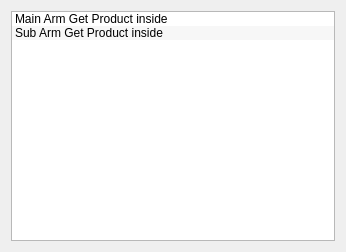
First picture: the form in hcinstruction/icflagseditor.ui, repository GaussCheng/2-5AxisPunch, before the edit.
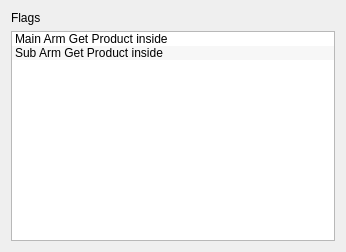
Second picture: the form after the edit.

```diff
--- a/hcinstruction/icflagseditor.ui
+++ b/hcinstruction/icflagseditor.ui
@@ -14,6 +14,13 @@
    <string>Form</string>
   </property>
   <layout class="QVBoxLayout" name="verticalLayout">
+   <item>
+    <widget class="QLabel" name="label">
+     <property name="text">
+      <string>Flags</string>
+     </property>
+    </widget>
+   </item>
    <item>
     <widget class="QListWidget" name="flagListWidget">
      <property name="editTriggers">
```
